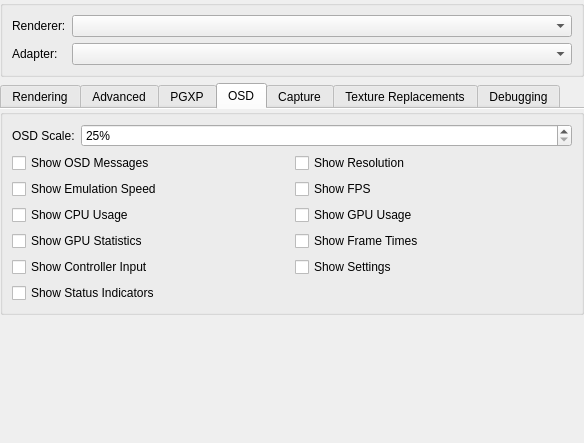
Before: the Qt Designer form src/duckstation-qt/graphicssettingswidget.ui in kofxi3584karlayang/duckstation, drawn with Qt 5.
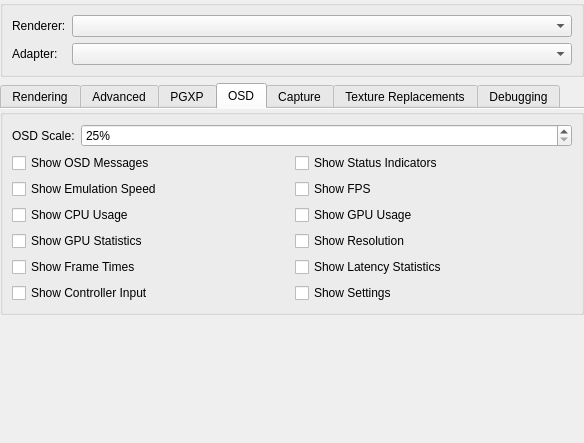
After: the same form once the commit is applied. The open tabs and pages were chosen to show the change.

Commit message:
System: Add 'Reduce Input Latency' option
i.e. pre-frame sleep.

```diff
--- a/src/duckstation-qt/graphicssettingswidget.ui
+++ b/src/duckstation-qt/graphicssettingswidget.ui
@@ -704,20 +704,6 @@
           </item>
           <item row="1" column="0" colspan="2">
            <layout class="QGridLayout" name="gridLayout_3">
-            <item row="4" column="0">
-             <widget class="QCheckBox" name="showInput">
-              <property name="text">
-               <string>Show Controller Input</string>
-              </property>
-             </widget>
-            </item>
-            <item row="5" column="0">
-             <widget class="QCheckBox" name="showStatusIndicators">
-              <property name="text">
-               <string>Show Status Indicators</string>
-              </property>
-             </widget>
-            </item>
             <item row="1" column="1">
              <widget class="QCheckBox" name="showFPS">
               <property name="text">
@@ -732,20 +718,6 @@
               </property>
              </widget>
             </item>
-            <item row="0" column="1">
-             <widget class="QCheckBox" name="showResolution">
-              <property name="text">
-               <string>Show Resolution</string>
-              </property>
-             </widget>
-            </item>
-            <item row="4" column="1">
-             <widget class="QCheckBox" name="showSettings">
-              <property name="text">
-               <string>Show Settings</string>
-              </property>
-             </widget>
-            </item>
             <item row="2" column="0">
              <widget class="QCheckBox" name="showCPU">
               <property name="text">
@@ -767,13 +739,6 @@
               </property>
              </widget>
             </item>
-            <item row="3" column="1">
-             <widget class="QCheckBox" name="showFrameTimes">
-              <property name="text">
-               <string>Show Frame Times</string>
-              </property>
-             </widget>
-            </item>
             <item row="2" column="1">
              <widget class="QCheckBox" name="showGPU">
               <property name="text">
@@ -781,6 +746,48 @@
               </property>
              </widget>
             </item>
+            <item row="5" column="1">
+             <widget class="QCheckBox" name="showSettings">
+              <property name="text">
+               <string>Show Settings</string>
+              </property>
+             </widget>
+            </item>
+            <item row="0" column="1">
+             <widget class="QCheckBox" name="showStatusIndicators">
+              <property name="text">
+               <string>Show Status Indicators</string>
+              </property>
+             </widget>
+            </item>
+            <item row="5" column="0">
+             <widget class="QCheckBox" name="showInput">
+              <property name="text">
+               <string>Show Controller Input</string>
+              </property>
+             </widget>
+            </item>
+            <item row="4" column="0">
+             <widget class="QCheckBox" name="showFrameTimes">
+              <property name="text">
+               <string>Show Frame Times</string>
+              </property>
+             </widget>
+            </item>
+            <item row="3" column="1">
+             <widget class="QCheckBox" name="showResolution">
+              <property name="text">
+               <string>Show Resolution</string>
+              </property>
+             </widget>
+            </item>
+            <item row="4" column="1">
+             <widget class="QCheckBox" name="showLatencyStatistics">
+              <property name="text">
+               <string>Show Latency Statistics</string>
+              </property>
+             </widget>
+            </item>
            </layout>
           </item>
          </layout>
```
The commit also changes 11 other files.
